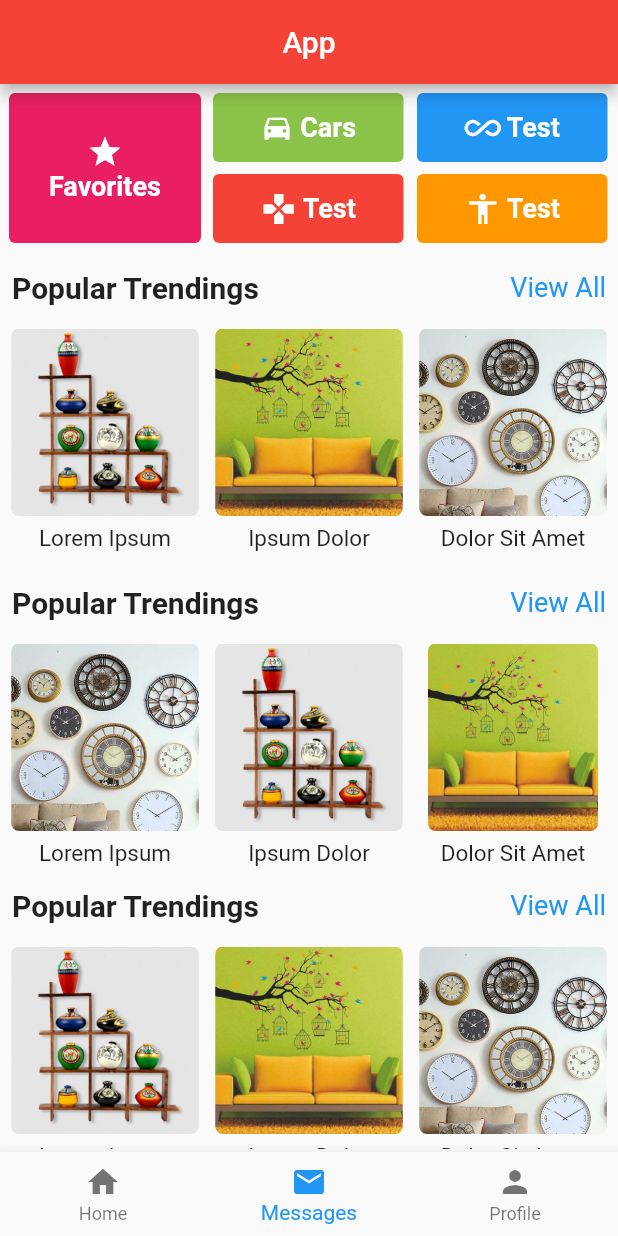
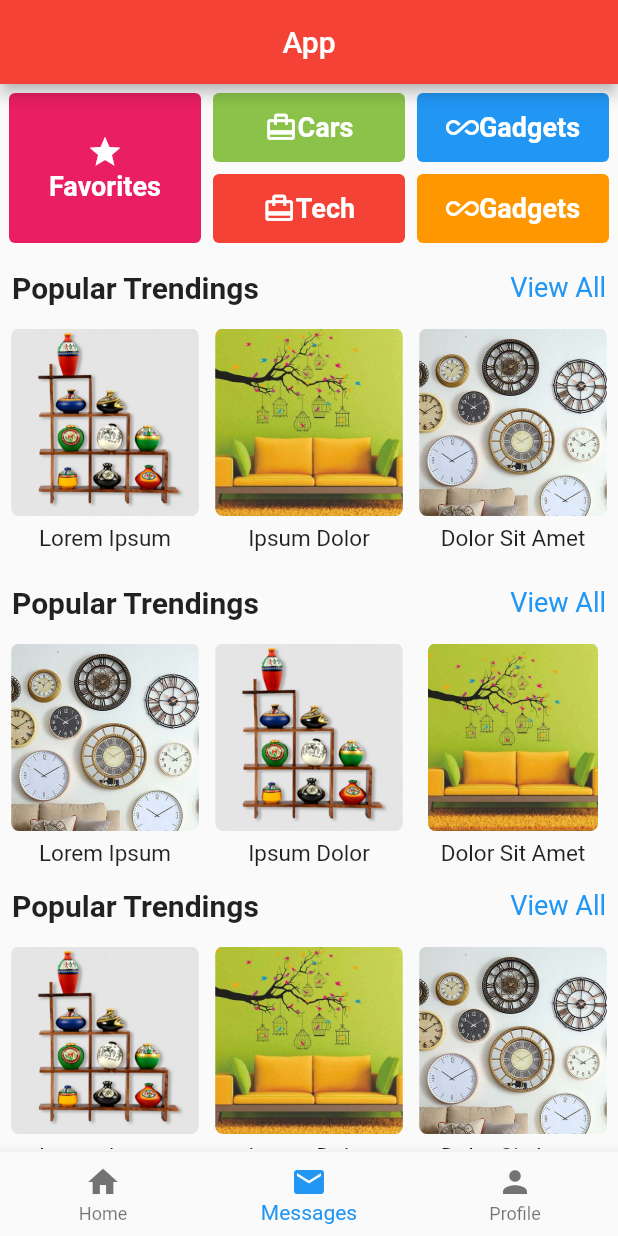
Before and after one commit to right7ctrl/flutter-ecommerce-sample, a Flutter app: the screen it shows after launch, on a phone screen of 412 x 824 dp. Run offline on Flutter 3.47's test engine with Material 2 defaults, Android fonts, the phone set to English and light mode, and no system bars.

Commit message:
added category widget

```diff
--- a/lib/main.dart
+++ b/lib/main.dart
@@ -3,7 +3,7 @@
 * 23.02.2019
 * */
 import 'package:flutter/material.dart';
-
+import 'widgets/half_category_widget.dart';
 void main() => runApp(MaterialApp(
       debugShowCheckedModeBanner: false,
       theme: ThemeData.light(),
@@ -86,63 +86,9 @@ class _FirstAppState extends State<FirstApp> {
                         width: 100.0,
                         child: Column(
                           children: <Widget>[
-                            Expanded(
-                              child: Padding(
-                                padding: const EdgeInsets.only(
-                                    bottom: 4.0, right: 1.0),
-                                child: Container(
-                                    decoration: BoxDecoration(
-                                        borderRadius:
-                                            BorderRadius.circular(4.0),
-                                        color: Colors.lightGreen),
-                                    child: Row(
-                                      mainAxisAlignment:
-                                          MainAxisAlignment.center,
-                                      children: <Widget>[
-                                        Icon(
-                                          Icons.directions_car,
-                                          color: Colors.white,
-                                          size: 22.0,
-                                        ),
-                                        Text(
-                                          " Cars",
-                                          style: TextStyle(
-                                              fontWeight: FontWeight.bold,
-                                              fontSize: 18.0,
-                                              color: Colors.white),
-                                        )
-                                      ],
-                                    )),
-                              ),
-                            ),
-                            Expanded(
-                              child: Padding(
-                                padding:
-                                    const EdgeInsets.only(top: 4.0, right: 1.0),
-                                child: Container(
-                                    decoration: BoxDecoration(
-                                        borderRadius:
-                                            BorderRadius.circular(4.0),
-                                        color: Colors.red),
-                                    child: Row(
-                                      mainAxisAlignment:
-                                          MainAxisAlignment.center,
-                                      children: <Widget>[
-                                        Icon(
-                                          Icons.gamepad,
-                                          color: Colors.white,
-                                        ),
-                                        Text(
-                                          " Test",
-                                          style: TextStyle(
-                                              fontSize: 18.0,
-                                              fontWeight: FontWeight.bold,
-                                              color: Colors.white),
-                                        )
-                                      ],
-                                    )),
-                              ),
-                            ),
+                            HalfCategory(Colors.lightGreen, Icons.card_travel ,"Cars"),
+                            SizedBox(height: 8.0,),
+                            HalfCategory(Colors.red, Icons.card_travel ,"Tech"),
                           ],
                         ),
                       ),
@@ -156,62 +102,9 @@ class _FirstAppState extends State<FirstApp> {
                         width: 100.0,
                         child: Column(
                           children: <Widget>[
-                            Expanded(
-                              child: Padding(
-                                padding: const EdgeInsets.only(
-                                    bottom: 4.0, right: 1.0),
-                                child: Container(
-                                    decoration: BoxDecoration(
-                                        borderRadius:
-                                            BorderRadius.circular(4.0),
-                                        color: Colors.blue),
-                                    child: Row(
-                                      mainAxisAlignment:
-                                          MainAxisAlignment.center,
-                                      children: <Widget>[
-                                        Icon(
-                                          Icons.all_inclusive,
-                                          color: Colors.white,
-                                        ),
-                                        Text(
-                                          " Test",
-                                          style: TextStyle(
-                                              fontWeight: FontWeight.bold,
-                                              fontSize: 18.0,
-                                              color: Colors.white),
-                                        )
-                                      ],
-                                    )),
-                              ),
-                            ),
-                            Expanded(
-                              child: Padding(
-                                padding:
-                                    const EdgeInsets.only(top: 4.0, right: 1.0),
-                                child: Container(
-                                    decoration: BoxDecoration(
-                                        borderRadius:
-                                            BorderRadius.circular(4.0),
-                                        color: Colors.orange),
-                                    child: Row(
-                                      mainAxisAlignment:
-                                          MainAxisAlignment.center,
-                                      children: <Widget>[
-                                        Icon(
-                                          Icons.accessibility,
-                                          color: Colors.white,
-                                        ),
-                                        Text(
-                                          " Test",
-                                          style: TextStyle(
-                                            fontWeight: FontWeight.bold,
-                                              fontSize: 18.0,
-                                              color: Colors.white),
-                                        )
-                                      ],
-                                    )),
-                              ),
-                            ),
+                            HalfCategory(Colors.blue, Icons.all_inclusive, "Gadgets"),
+                            SizedBox(height: 8.0,),
+                            HalfCategory(Colors.orange, Icons.all_inclusive, "Gadgets"),
                           ],
                         ),
                       ),
--- /dev/null
+++ b/lib/widgets/half_category_widget.dart
@@ -0,0 +1,36 @@
+import 'package:flutter/material.dart';
+
+class HalfCategory extends StatelessWidget {
+  Color color;
+  String category_name;
+  IconData icon;
+
+  HalfCategory(this.color, this.icon, this.category_name);
+
+  @override
+  Widget build(BuildContext context) {
+    return Expanded(
+      child: Container(
+          decoration: BoxDecoration(
+              borderRadius: BorderRadius.circular(4.0),
+              color: this.color),
+          child: Row(
+            mainAxisAlignment: MainAxisAlignment.center,
+            children: <Widget>[
+              Icon(
+                this.icon,
+                color: Colors.white,
+                size: 22.0,
+              ),
+              Text(
+                this.category_name,
+                style: TextStyle(
+                    fontWeight: FontWeight.bold,
+                    fontSize: 18.0,
+                    color: Colors.white),
+              )
+            ],
+          )),
+    );
+  }
+}
```
